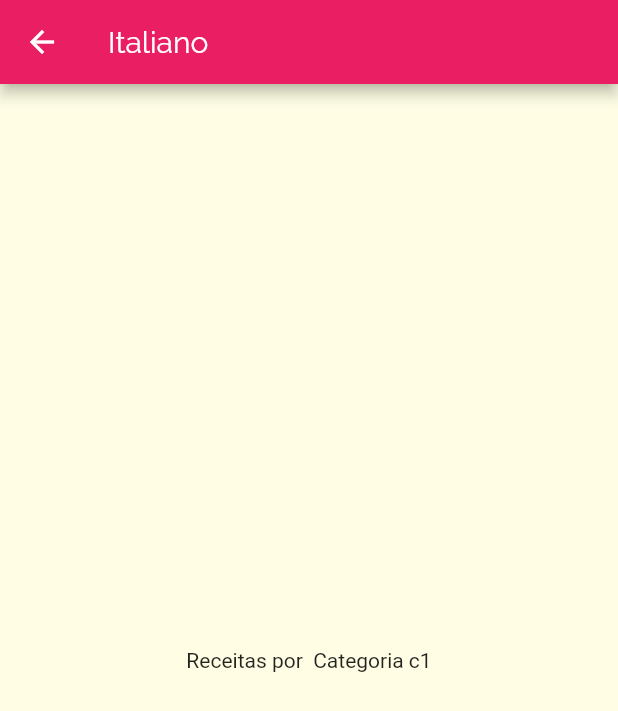
After one commit to lnnalcant/curso-flutter, a Flutter app: the screen it shows after launch, after a tap on "Italiano", on a phone screen of 412 x 824 dp. The commit adds this screen. Shown: the top 711 px of the screen. Run offline on Flutter 3.47's test engine with Material 2 defaults, Android fonts, the phone set to English and light mode, and no system bars.

Commit message:
feito até aula 175

```diff
--- a/meals/lib/components/category_item.dart
+++ b/meals/lib/components/category_item.dart
@@ -1,15 +1,30 @@
 import 'package:flutter/material.dart';
 
 import '../models/category.dart';
+import '../screens/categories_meals_screen.dart';
 
 class CategoryItem extends StatelessWidget {
   final Category category;
 
   CategoryItem(this.category);
 
+  void _selectCategory(BuildContext context) {
+    Navigator.of(context).push(
+      MaterialPageRoute(
+        builder: (_) {
+          return CategoriesMealsScreen(category);
+        },
+      ),
+    );
+  }
+
   @override
   Widget build(BuildContext context) {
-    return Container(
+    return InkWell(
+      onTap: () => _selectCategory(context),
+      splashColor: Theme.of(context).primaryColor,
+      borderRadius: BorderRadius.circular(15),
+      child: Container(
         padding: const EdgeInsets.all(15),
         child: Text(
           category.title,
@@ -26,6 +41,7 @@ class CategoryItem extends StatelessWidget {
             end: Alignment.bottomRight,
           ),
         ),
+      ),
     );
   }
 }
--- /dev/null
+++ b/meals/lib/screens/categories_meals_screen.dart
@@ -0,0 +1,21 @@
+import 'package:flutter/material.dart';
+
+import '../models/category.dart';
+
+class CategoriesMealsScreen extends StatelessWidget {
+  final Category category;
+
+  const CategoriesMealsScreen(this.category);
+
+  @override
+  Widget build(BuildContext context) {
+    return Scaffold(
+      appBar: AppBar(
+        title: Text(category.title),
+      ),
+      body: Center(
+        child: Text('Receitas por  Categoria ${category.id}'),
+      ),
+    );
+  }
+}
```
Lines whose indentation alone changed are shown as unchanged.
